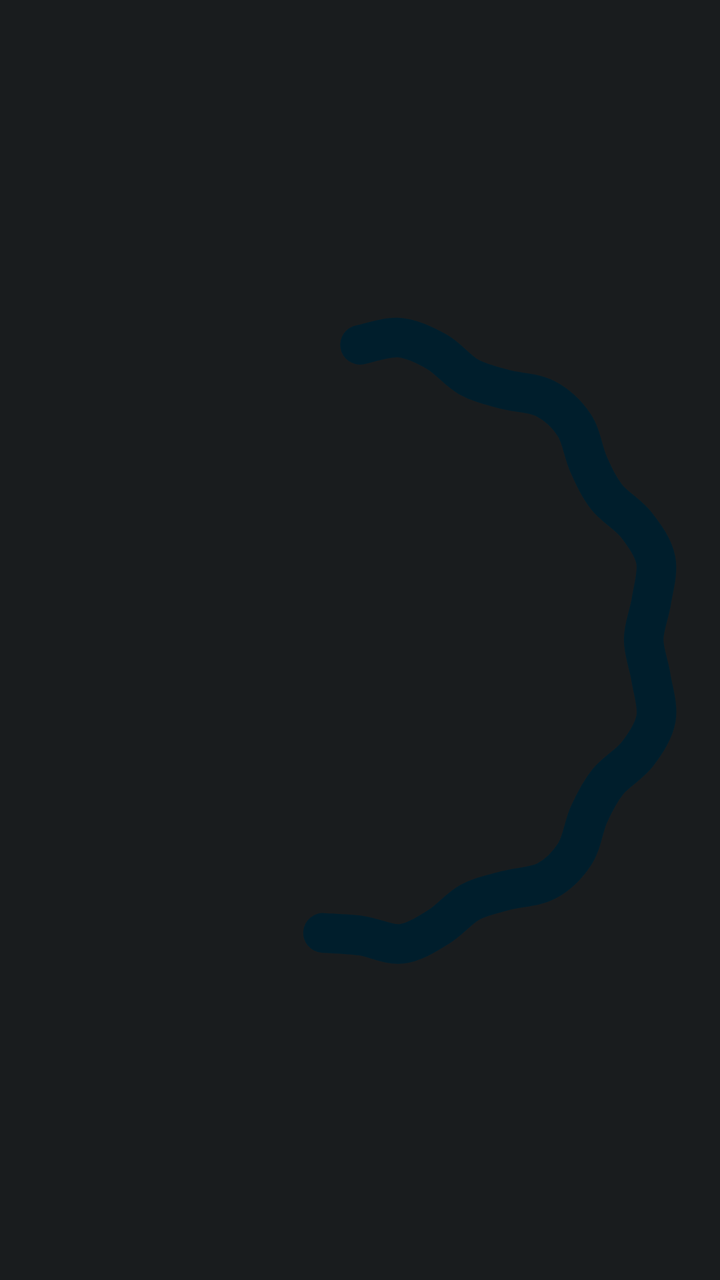
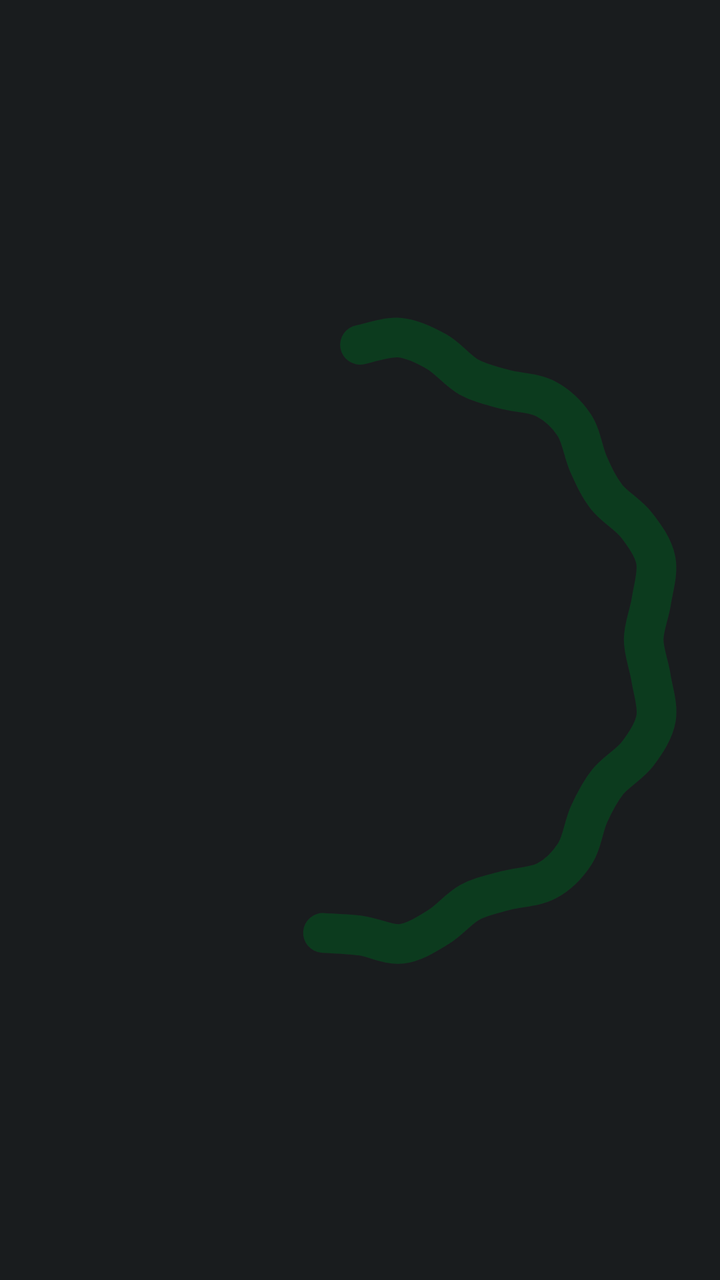

Compare the two renders of this Android layout. The source of the first and the diff that turns it into the second are given below.
<!-- AndroidManifest.xml: application theme AppTheme -->
<!-- res/layout/wave_52.xml -->
<?xml version="1.0" encoding="utf-8"?>
<ProgressBar xmlns:android="http://schemas.android.com/apk/res/android"
    android:id="@+id/wave"
    android:layout_width="120dp"
    android:layout_height="120dp"
    android:layout_gravity="center"
    android:indeterminate="true"
    android:indeterminateBehavior="repeat"
    android:indeterminateDuration="1600"
    android:indeterminateDrawable="@drawable/charge_wave_52"
    android:indeterminateTint="@color/g_on_primary_c"
    android:indeterminateTintMode="src_in" />
<!-- resources referenced by this layout -->
<resources>
  <color name="g_on_primary_c">@android:color/system_accent1_900</color>
  <!-- drawable charge_wave_52: vector/xml drawable (drawable, 40016 chars, omitted) -->
  <style name="AppTheme" parent="@android:style/Theme.DeviceDefault.NoActionBar">
          <item name="android:windowBackground">@color/ui_bg</item>
          <item name="android:statusBarColor">@android:color/transparent</item>
          <item name="android:navigationBarColor">@android:color/transparent</item>
          <item name="android:windowLightStatusBar">false</item>
          <item name="android:windowLightNavigationBar">false</item>
      </style>
  <color name="ui_bg">@android:color/system_neutral1_900</color>
</resources>

<!-- the commit's change to res/layout/wave_52.xml (unified diff, before → after) -->
@@ -8,5 +8,5 @@
     android:indeterminateBehavior="repeat"
     android:indeterminateDuration="1600"
     android:indeterminateDrawable="@drawable/charge_wave_52"
-    android:indeterminateTint="@color/g_on_primary_c"
+    android:indeterminateTint="@color/g_on_charge"
     android:indeterminateTintMode="src_in" />
<!-- resource entries referenced after the edit -->
@@ -1,6 +1,6 @@
 <!-- resources referenced by this layout -->
 <resources>
-  <color name="g_on_primary_c">@android:color/system_accent1_900</color>
+  <color name="g_on_charge">#FF0C3B1E</color>
   <!-- drawable charge_wave_52: vector/xml drawable (drawable, 40016 chars, omitted) -->
   <style name="AppTheme" parent="@android:style/Theme.DeviceDefault.NoActionBar">
           <item name="android:windowBackground">@color/ui_bg</item>
